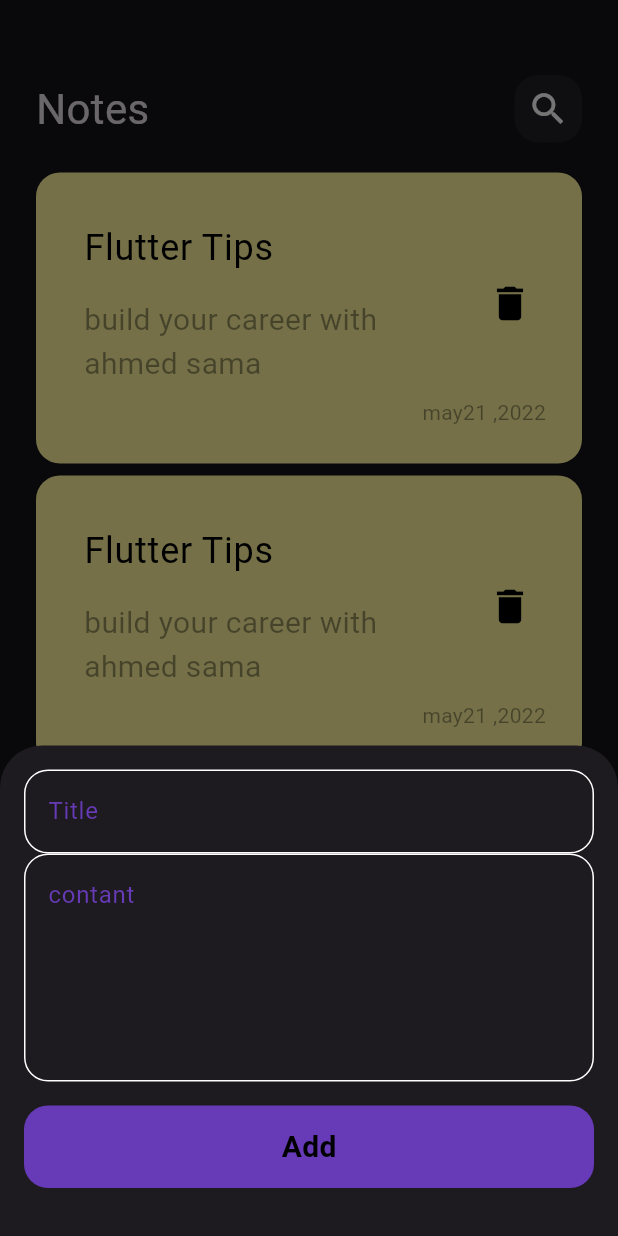
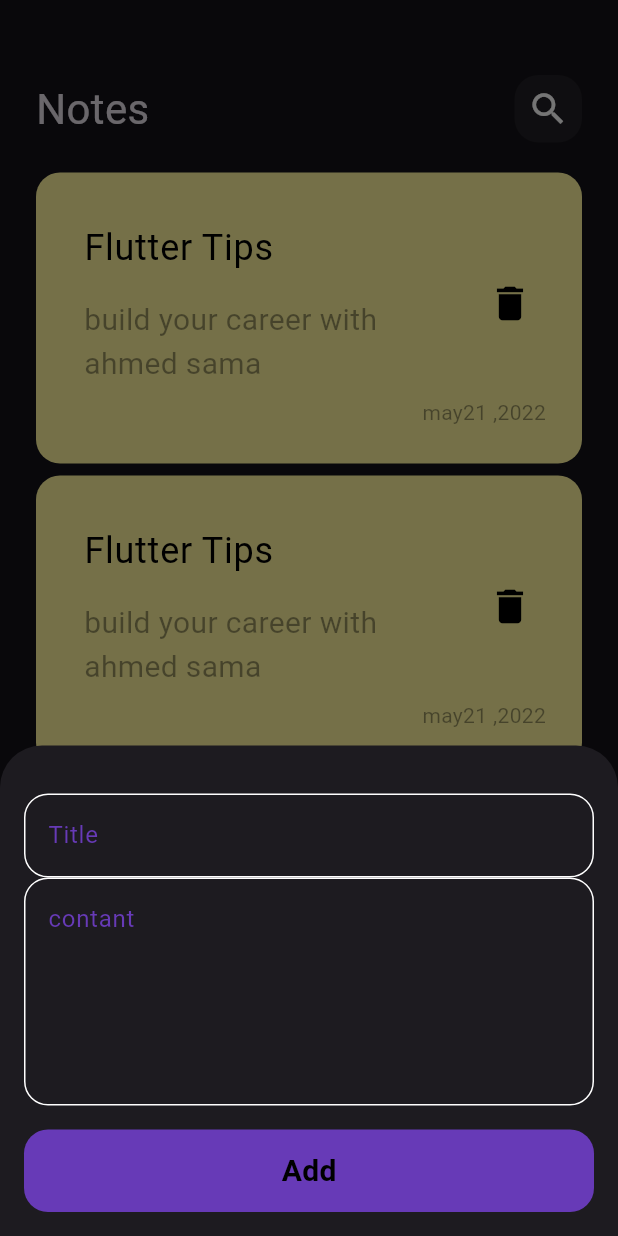
Before and after one commit to Ahmedshams1/New_Notes_App, a Flutter app: the screen it shows after launch, after a tap on the "add" icon, on a phone screen of 412 x 824 dp. Run offline on Flutter 3.47's test engine with Material 3 defaults, Android fonts, the phone set to English and light mode, and no system bars.

Commit message:
add hive

```diff
--- a/lib/views/notesView.dart
+++ b/lib/views/notesView.dart
@@ -13,7 +13,7 @@ class NotesView extends StatelessWidget {
           showModalBottomSheet(
               context: context,
               builder: (context) {
-                return AddNoteBottomSheet();
+                return const AddNotesBottomSheet();
               });
         },
         child: Icon(Icons.add),
--- a/lib/widgets/addBottomSheet.dart
+++ b/lib/widgets/addBottomSheet.dart
@@ -2,17 +2,19 @@ import 'package:flutter/material.dart';
 import 'package:newnoteapp/widgets/costemBotten.dart';
 import 'package:newnoteapp/widgets/custemTextField.dart';
 
-class AddNoteBottomSheet extends StatelessWidget {
-  const AddNoteBottomSheet({super.key});
+class AddNotesBottomSheet extends StatelessWidget {
+  const AddNotesBottomSheet({Key? key});
 
   @override
   Widget build(BuildContext context) {
     return Padding(
-      padding: const EdgeInsets.all(16),
+      padding: const EdgeInsets.symmetric(horizontal: 16),
       child: SingleChildScrollView(
         child: Column(
           children: [
-            SizedBox(),
+            SizedBox(
+              height: 32,
+            ),
             CustemTextField(
               hint: 'Title',
             ),
--- a/lib/widgets/notesViewBody.dart
+++ b/lib/widgets/notesViewBody.dart
@@ -2,14 +2,9 @@ import 'package:flutter/material.dart';
 import 'package:newnoteapp/widgets/custemAppar.dart';
 import 'package:newnoteapp/widgets/notesItemListView.dart';
 
-class NotesViewBody extends StatefulWidget {
+class NotesViewBody extends StatelessWidget {
   const NotesViewBody({super.key});
 
-  @override
-  State<NotesViewBody> createState() => _NotesViewBodyState();
-}
-
-class _NotesViewBodyState extends State<NotesViewBody> {
   @override
   @override
   Widget build(BuildContext context) {
--- a/pubspec.yaml
+++ b/pubspec.yaml
@@ -35,6 +35,8 @@ dependencies:
   # The following adds the Cupertino Icons font to your application.
   # Use with the CupertinoIcons class for iOS style icons.
   cupertino_icons: ^1.0.2
+  hive: ^2.2.3
+  hive_flutter: ^1.1.0
 
 dev_dependencies:
   flutter_test:
@@ -46,6 +48,8 @@ dev_dependencies:
   # package. See that file for information about deactivating specific lint
   # rules and activating additional ones.
   flutter_lints: ^2.0.0
+  hive_generator: ^2.0.1
+  build_runner: ^2.4.9
 
 # For information on the generic Dart part of this file, see the
 # following page: https://dart.dev/tools/pub/pubspec
```
Also changed, not shown: lib/models/notes_Model.dart (added, +12 -0 lines), pubspec.lock, 2 other files.
